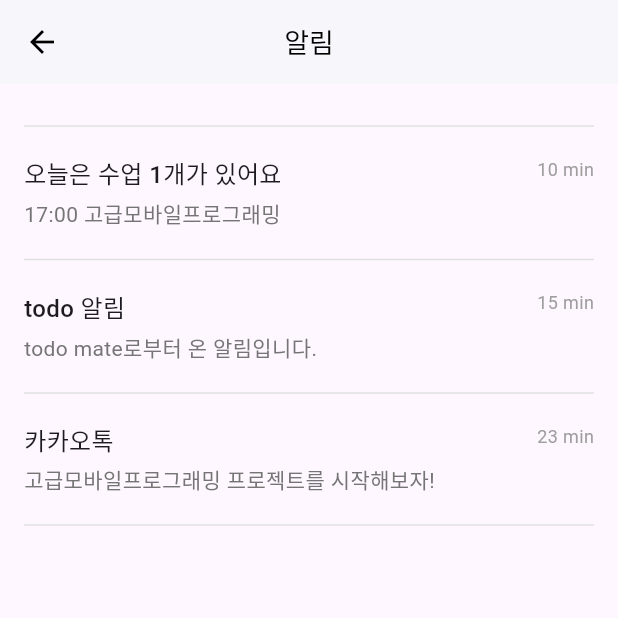
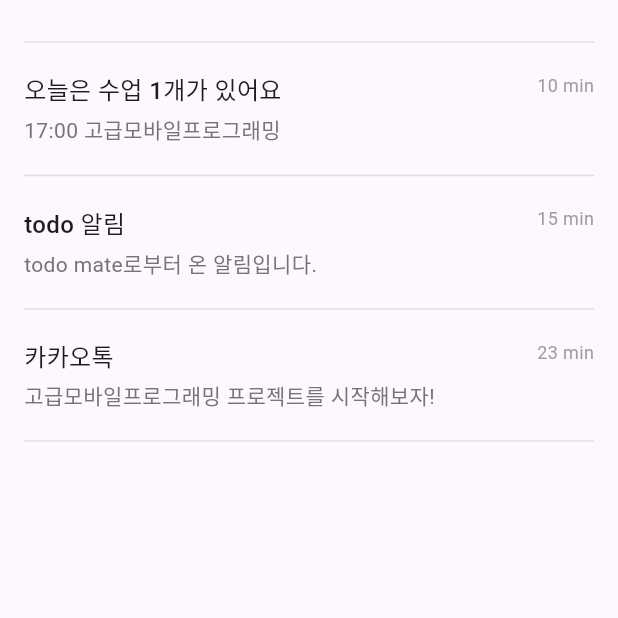
Before and after one commit to Project-TaskMate/Task_Mate, a Flutter app: the NoticePage screen opened directly, on a phone screen of 412 x 824 dp, the top half of it. Run offline on Flutter 3.47's test engine with Material 3 defaults, Android fonts, the phone set to English and light mode, and no system bars; our stand-ins replace cloud_firestore, firebase_auth, firebase_core; accounts and stored records are empty.

Commit message:
NoticePage 수정

```diff
--- a/lib/Notice_1.dart
+++ b/lib/Notice_1.dart
@@ -13,22 +13,6 @@ class _NoticePageState extends State<NoticePage> {
   @override
   Widget build(BuildContext context) {
     return Scaffold(
-      appBar: AppBar(
-        backgroundColor: Colors.white,
-        elevation: 1,
-        leading: IconButton(
-          icon: Icon(Icons.arrow_back, color: Colors.black),
-          onPressed: () {
-            // 뒤로 가기 버튼 클릭 시 동작
-            Navigator.pop(context);
-          },
-        ),
-        title: Text(
-          '알림',
-          style: TextStyle(color: Colors.black, fontSize: 18, fontWeight: FontWeight.w400),
-        ),
-        centerTitle: true,
-      ),
       body: ListView.builder(
         padding: const EdgeInsets.all(16),
         itemCount: 7, // 처음과 끝의 구분선 + 알림 항목 3개 + 중간 구분선 3개 = 총 7개
```
